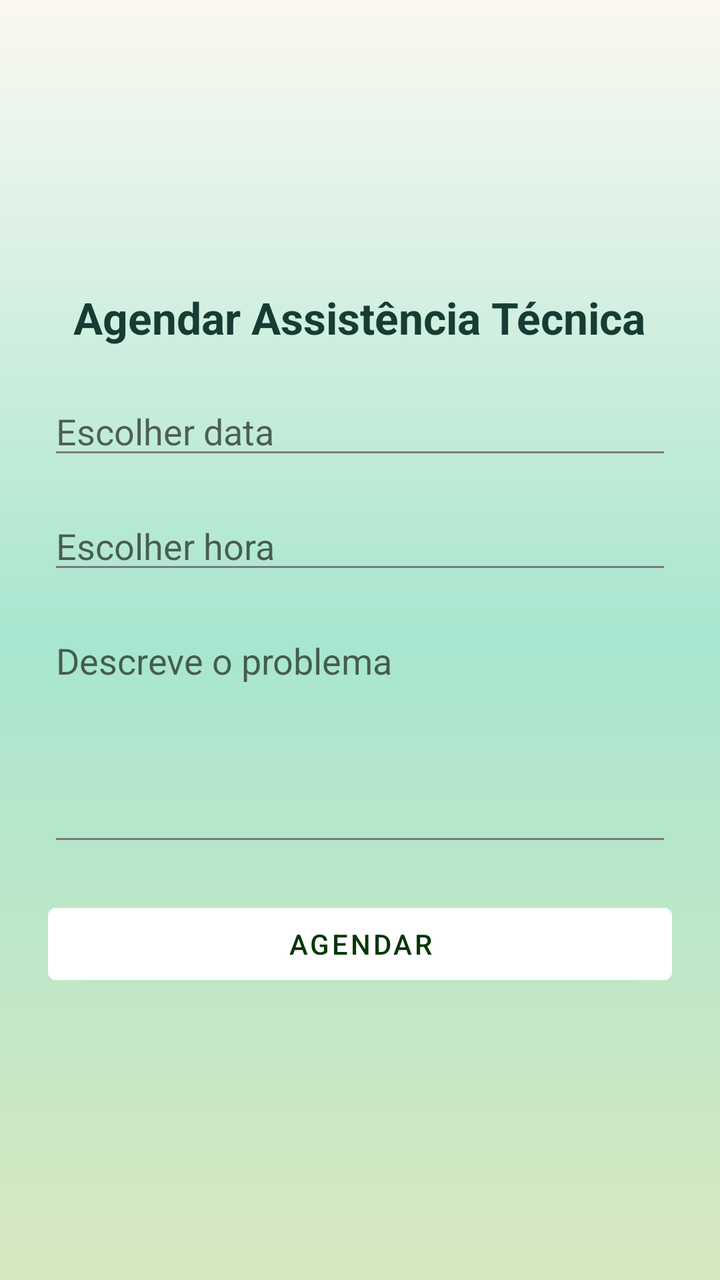
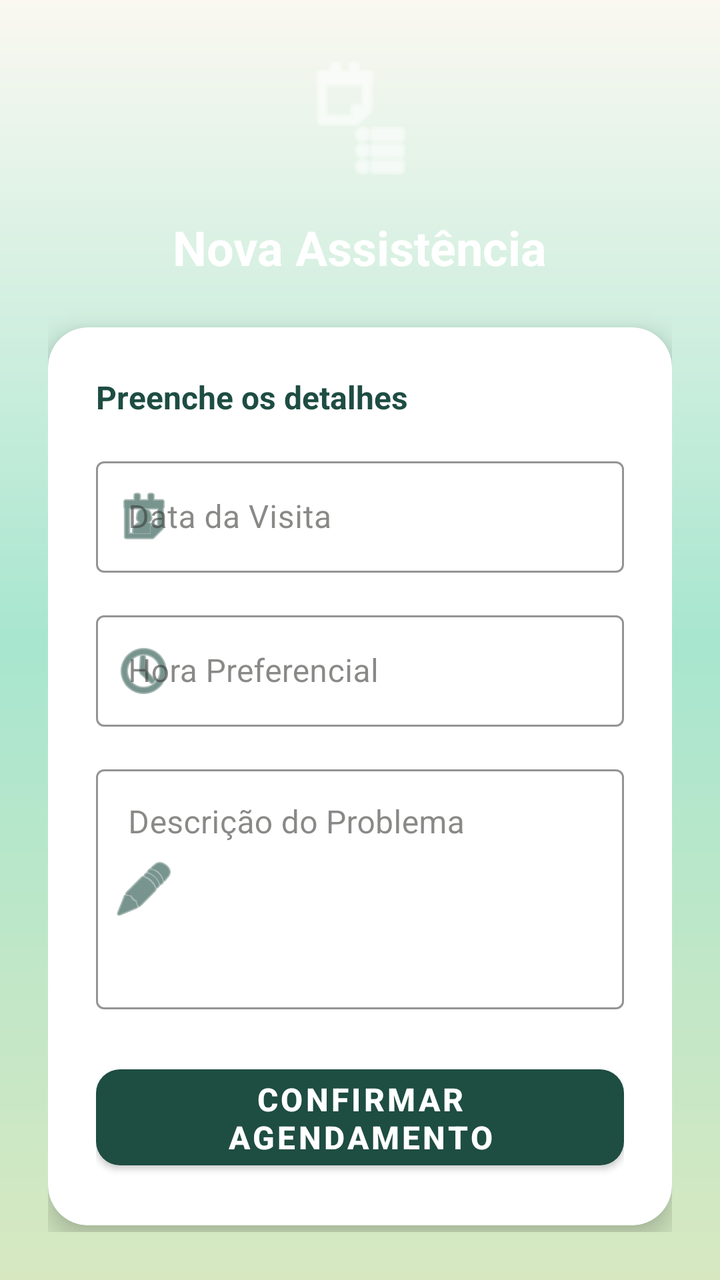

Screens rendered from an Android XML layout before and after an edit, with the pre-edit source and the edit as a unified diff.
<!-- AndroidManifest.xml: application theme Theme.EcoTrack -->
<!-- res/layout/activity_agendar_assistencia.xml -->
<?xml version="1.0" encoding="utf-8"?>
<LinearLayout xmlns:android="http://schemas.android.com/apk/res/android"
    android:layout_width="match_parent"
    android:layout_height="match_parent"
    android:orientation="vertical"
    android:padding="24dp"
    android:gravity="center"
    android:background="@drawable/gradient_verde">

    <TextView
        android:layout_width="wrap_content"
        android:layout_height="wrap_content"
        android:text="Agendar Assistência Técnica"
        android:textColor="@color/onMint"
        android:textSize="22sp"
        android:textStyle="bold"
        android:layout_marginBottom="20dp"/>

    <EditText
        android:id="@+id/etData"
        android:layout_width="match_parent"
        android:layout_height="wrap_content"
        android:hint="Escolher data"
        android:focusable="false"
        android:clickable="true"
        android:textColor="@color/onMint"
        android:layout_marginBottom="16dp" />

    <EditText
        android:id="@+id/etHora"
        android:layout_width="match_parent"
        android:layout_height="wrap_content"
        android:hint="Escolher hora"
        android:focusable="false"
        android:clickable="true"
        android:textColor="@color/onMint"
        android:layout_marginBottom="16dp" />


    <EditText
        android:id="@+id/etDescricao"
        android:layout_width="match_parent"
        android:layout_height="120dp"
        android:hint="Descreve o problema"
        android:gravity="top"
        android:textColor="@color/onMint"
        android:inputType="textMultiLine"
        android:layout_marginBottom="20dp"/>

    <Button
        android:id="@+id/btnAgendar"
        android:layout_width="match_parent"
        android:layout_height="wrap_content"
        android:text="Agendar"
        android:backgroundTint="#FFFFFF"
        android:textColor="@color/green"/>
</LinearLayout>
<!-- resources referenced by this layout -->
<resources>
  <color name="green">#033705</color>
  <color name="onMint">#173C33</color>
  <!-- drawable gradient_verde (drawable) -->
  <shape xmlns:android="http://schemas.android.com/apk/res/android">
      <gradient
          android:startColor="@color/pastel_lightgreen"
          android:centerColor="@color/mint_start"
          android:endColor="@color/pastel_whitewarm"
          android:angle="90" />
  
      <corners android:radius="0dp" />
  </shape>
  <style name="Theme.EcoTrack" parent="Theme.MaterialComponents.Light.NoActionBar">
          
          <item name="colorPrimary">@color/colorPrimary</item>
          <item name="colorOnPrimary">@color/colorOnPrimary</item>
          <item name="colorSecondary">@color/colorSecondary</item>
          <item name="colorOnSecondary">@color/colorOnSecondary</item>
  
          
          <item name="colorOnBackground">@color/background_beige</item>
          <item name="colorSurface">@color/colorSurface</item>
          <item name="colorOnSurface">@color/colorOnSurface</item>
          <item name="android:windowBackground">@color/background_beige</item>
  
          
          <item name="colorPrimaryContainer">@color/colorPrimaryContainer</item>
          <item name="colorOnPrimaryContainer">@color/colorOnPrimaryContainer</item>
          <item name="colorSecondaryContainer">@color/colorSecondaryContainer</item>
          <item name="colorOnSecondaryContainer">@color/colorOnSecondaryContainer</item>
  
          
          <item name="colorError">@color/colorError</item>
          <item name="colorOnError">@color/colorOnError</item>
          <item name="colorErrorContainer">@color/colorErrorContainer</item>
          <item name="colorOnErrorContainer">@color/colorOnErrorContainer</item>
  
          
          <item name="colorOutline">@color/colorOutline</item>
  
          
          <item name="android:textColorPrimary">@color/text_primary</item>
          <item name="android:textColorSecondary">@color/text_secondary</item>
  
          
          <item name="android:statusBarColor">@color/colorPrimary</item>
          <item name="android:navigationBarColor">@color/background_beige</item>
      </style>
  <color name="pastel_lightgreen">#D7E8C1</color>
  <color name="mint_start">#A8E6CF</color>
  <color name="pastel_whitewarm">#FAF8F1</color>
  <color name="colorPrimary">#2E7D5B</color>
  <color name="colorOnPrimary">#FFFFFF</color>
  <color name="colorSecondary">#52644F</color>
  <color name="colorOnSecondary">#FFFFFF</color>
  <color name="background_beige">#FFFDF8</color>
  <color name="colorSurface">#FAF7F2</color>
  <color name="colorOnSurface">#3B3A37</color>
  <color name="colorPrimaryContainer">#BFE3CF</color>
  <color name="colorOnPrimaryContainer">#1A3B2C</color>
  <color name="colorSecondaryContainer">#D5E8D7</color>
  <color name="colorOnSecondaryContainer">#1F352F</color>
  <color name="colorError">#B3261E</color>
  <color name="colorOnError">#FFFFFF</color>
  <color name="colorErrorContainer">#F9DEDC</color>
  <color name="colorOnErrorContainer">#410E0B</color>
  <color name="colorOutline">#D8D2C8</color>
  <color name="text_primary">#2E2E2E</color>
  <color name="text_secondary">#7A7A7A</color>
</resources>

<!-- the commit's change to res/layout/activity_agendar_assistencia.xml (unified diff, before → after) -->
@@ -1,57 +1,138 @@
 <?xml version="1.0" encoding="utf-8"?>
-<LinearLayout xmlns:android="http://schemas.android.com/apk/res/android"
+<ScrollView xmlns:android="http://schemas.android.com/apk/res/android"
+    xmlns:app="http://schemas.android.com/apk/res-auto"
     android:layout_width="match_parent"
     android:layout_height="match_parent"
-    android:orientation="vertical"
-    android:padding="24dp"
-    android:gravity="center"
+    android:fillViewport="true"
     android:background="@drawable/gradient_verde">
 
-    <TextView
-        android:layout_width="wrap_content"
-        android:layout_height="wrap_content"
-        android:text="Agendar Assistência Técnica"
-        android:textColor="@color/onMint"
-        android:textSize="22sp"
-        android:textStyle="bold"
-        android:layout_marginBottom="20dp"/>
-
-    <EditText
-        android:id="@+id/etData"
+    <LinearLayout
         android:layout_width="match_parent"
         android:layout_height="wrap_content"
-        android:hint="Escolher data"
-        android:focusable="false"
-        android:clickable="true"
-        android:textColor="@color/onMint"
-        android:layout_marginBottom="16dp" />
+        android:gravity="center"
+        android:padding="24dp"
+        android:orientation="vertical">
 
-    <EditText
-        android:id="@+id/etHora"
-        android:layout_width="match_parent"
-        android:layout_height="wrap_content"
-        android:hint="Escolher hora"
-        android:focusable="false"
-        android:clickable="true"
-        android:textColor="@color/onMint"
-        android:layout_marginBottom="16dp" />
+        <ImageView
+            android:layout_width="64dp"
+            android:layout_height="64dp"
+            android:src="@android:drawable/ic_menu_agenda"
+            app:tint="#FFFFFF"
+            android:layout_marginBottom="16dp"
+            android:contentDescription="Ícone Calendário" />
 
+        <TextView
+            android:layout_width="wrap_content"
+            android:layout_height="wrap_content"
+            android:text="Nova Assistência"
+            android:textColor="#FFFFFF"
+            android:textSize="24sp"
+            android:textStyle="bold"
+            android:layout_marginBottom="24dp"/>
 
-    <EditText
-        android:id="@+id/etDescricao"
-        android:layout_width="match_parent"
-        android:layout_height="120dp"
-        android:hint="Descreve o problema"
-        android:gravity="top"
-        android:textColor="@color/onMint"
-        android:inputType="textMultiLine"
-        android:layout_marginBottom="20dp"/>
+        <com.google.android.material.card.MaterialCardView
+            android:layout_width="match_parent"
+            android:layout_height="wrap_content"
+            app:cardCornerRadius="20dp"
+            app:cardElevation="8dp"
+            android:backgroundTint="#FFFFFF">
 
-    <Button
-        android:id="@+id/btnAgendar"
-        android:layout_width="match_parent"
-        android:layout_height="wrap_content"
-        android:text="Agendar"
-        android:backgroundTint="#FFFFFF"
-        android:textColor="@color/green"/>
-</LinearLayout>
+            <LinearLayout
+                android:layout_width="match_parent"
+                android:layout_height="wrap_content"
+                android:orientation="vertical"
+                android:padding="24dp">
+
+                <TextView
+                    android:layout_width="match_parent"
+                    android:layout_height="wrap_content"
+                    android:text="Preenche os detalhes"
+                    android:textColor="#1E4D42"
+                    android:textSize="16sp"
+                    android:textStyle="bold"
+                    android:layout_marginBottom="16dp"/>
+
+                <com.google.android.material.textfield.TextInputLayout
+                    android:id="@+id/tilData"
+                    android:layout_width="match_parent"
+                    android:layout_height="wrap_content"
+                    android:hint="Data da Visita"
+                    app:startIconDrawable="@android:drawable/ic_menu_my_calendar"
+                    app:startIconTint="#1E4D42"
+                    app:boxStrokeColor="#1E4D42"
+                    app:hintTextColor="#1E4D42"
+                    style="@style/Widget.MaterialComponents.TextInputLayout.OutlinedBox">
+
+                    <com.google.android.material.textfield.TextInputEditText
+                        android:id="@+id/etData"
+                        android:layout_width="match_parent"
+                        android:layout_height="wrap_content"
+                        android:focusable="false"
+                        android:clickable="true"
+                        android:inputType="none"/>
+                </com.google.android.material.textfield.TextInputLayout>
+
+                <Space android:layout_width="match_parent" android:layout_height="16dp"/>
+
+                <com.google.android.material.textfield.TextInputLayout
+                    android:id="@+id/tilHora"
+                    android:layout_width="match_parent"
+                    android:layout_height="wrap_content"
+                    android:hint="Hora Preferencial"
+                    app:startIconDrawable="@android:drawable/ic_menu_recent_history"
+                    app:startIconTint="#1E4D42"
+                    app:boxStrokeColor="#1E4D42"
+                    app:hintTextColor="#1E4D42"
+                    style="@style/Widget.MaterialComponents.TextInputLayout.OutlinedBox">
+
+                    <com.google.android.material.textfield.TextInputEditText
+                        android:id="@+id/etHora"
+                        android:layout_width="match_parent"
+                        android:layout_height="wrap_content"
+                        android:focusable="false"
+                        android:clickable="true"
+                        android:inputType="none"/>
+                </com.google.android.material.textfield.TextInputLayout>
+
+                <Space android:layout_width="match_parent" android:layout_height="16dp"/>
+
+                <com.google.android.material.textfield.TextInputLayout
+                    android:id="@+id/tilDescricao"
+                    android:layout_width="match_parent"
+                    android:layout_height="wrap_content"
+                    android:hint="Descrição do Problema"
+                    app:startIconDrawable="@android:drawable/ic_menu_edit"
+                    app:startIconTint="#1E4D42"
+                    app:boxStrokeColor="#1E4D42"
+                    app:hintTextColor="#1E4D42"
+                    style="@style/Widget.MaterialComponents.TextInputLayout.OutlinedBox">
+
+                    <com.google.android.material.textfield.TextInputEditText
+                        android:id="@+id/etDescricao"
+                        android:layout_width="match_parent"
+                        android:layout_height="120dp"
+                        android:gravity="top|start"
+                        android:inputType="textMultiLine"
+                        android:minLines="3"/>
+                </com.google.android.material.textfield.TextInputLayout>
+
+                <Space android:layout_width="match_parent" android:layout_height="24dp"/>
+
+                <com.google.android.material.button.MaterialButton
+                    android:id="@+id/btnAgendar"
+                    android:layout_width="match_parent"
+                    android:layout_height="60dp"
+                    android:text="Confirmar Agendamento"
+                    android:textSize="16sp"
+                    android:textStyle="bold"
+                    android:textColor="#FFFFFF"
+                    app:backgroundTint="#1E4D42"
+                    app:cornerRadius="12dp"
+                    android:elevation="4dp"/>
+
+            </LinearLayout>
+
+        </com.google.android.material.card.MaterialCardView>
+
+    </LinearLayout>
+</ScrollView>
<!-- resource entries referenced after the edit -->
@@ -1,7 +1,5 @@
 <!-- resources referenced by this layout -->
 <resources>
-  <color name="green">#033705</color>
-  <color name="onMint">#173C33</color>
   <!-- drawable gradient_verde (drawable) -->
   <shape xmlns:android="http://schemas.android.com/apk/res/android">
       <gradient
